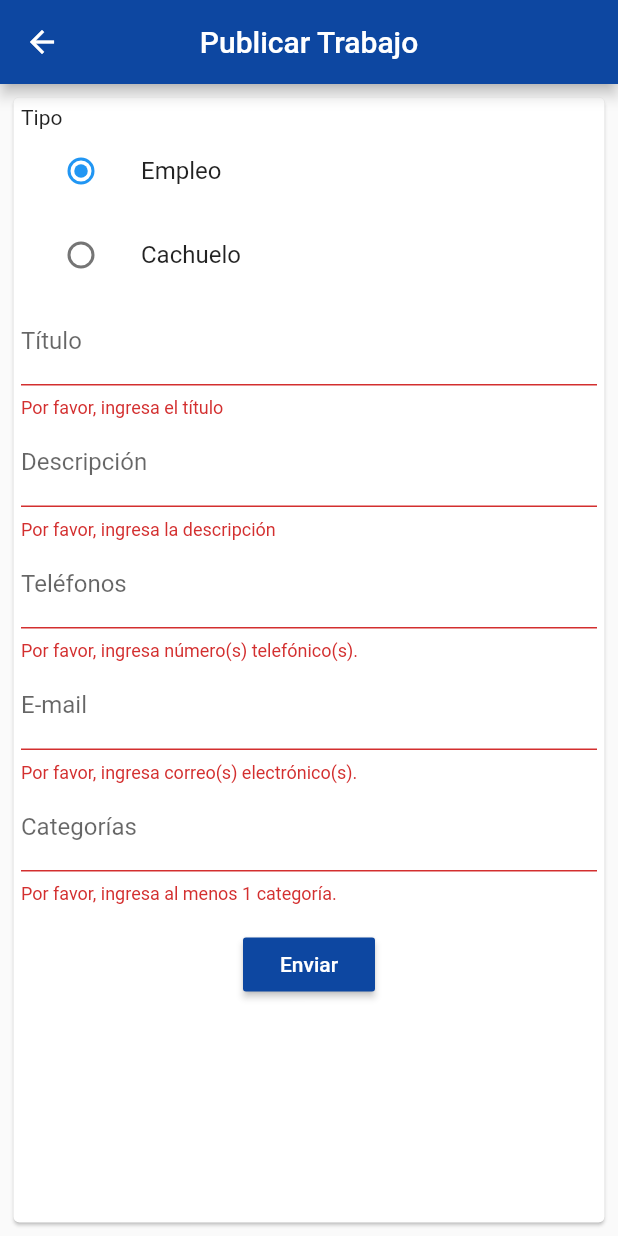
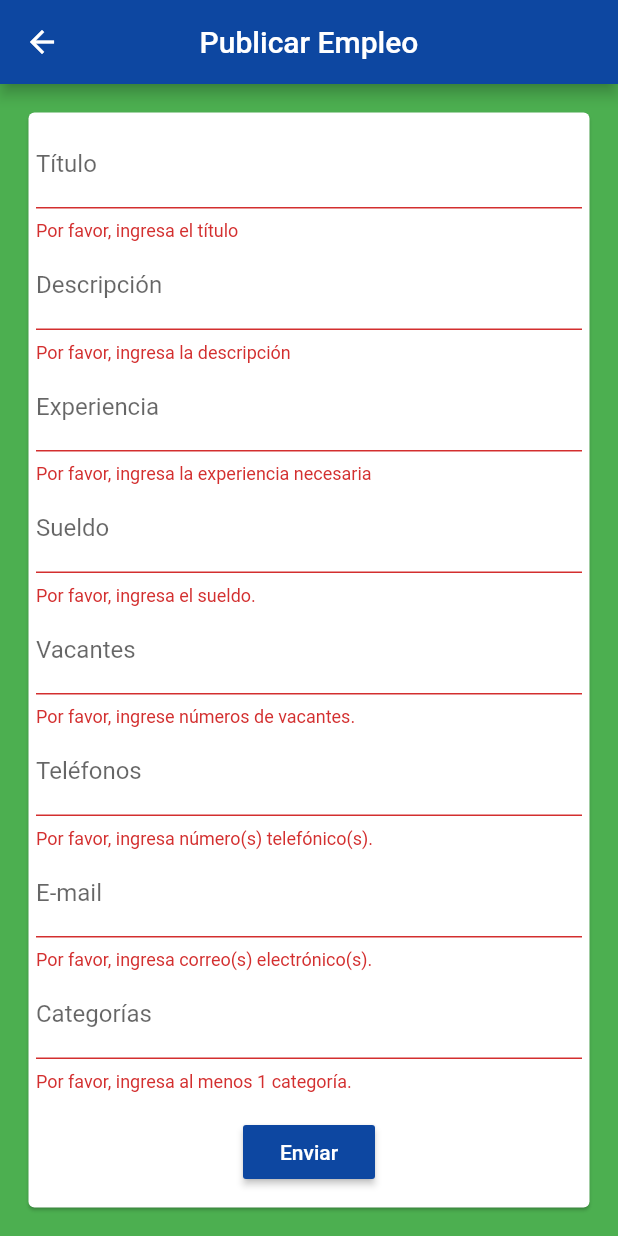
Before and after one commit to RogerAviles22/IziJob, a Flutter app: the PublicarEmpleo screen opened directly, after a tap on "Enviar", on a phone screen of 412 x 824 dp. Run offline on Flutter 3.47's test engine with Material 2 defaults, Android fonts, the phone set to English and light mode, and no system bars.

Commit message:
Agregado + campos al formulario Empleo

```diff
--- a/lib/cachuelo.dart
+++ b/lib/cachuelo.dart
@@ -21,10 +21,6 @@ class _CachueloState extends State<Cachuelo> {
       floatingActionButton: FloatingActionButton(
         backgroundColor : Colors.blue[900],
         onPressed: (){
-          Navigator.push(context,
-          MaterialPageRoute(builder: (context){
-            return PublicarEmpleo();
-          }));
 
         },
         child: const Icon(Icons.add),
--- a/lib/publicarEmpleo.dart
+++ b/lib/publicarEmpleo.dart
@@ -6,29 +6,47 @@ class PublicarEmpleo extends StatefulWidget {
   _PublicarEmpleoState createState() => _PublicarEmpleoState();
 }
 
-enum SingingCharacter { empleo, cachuelo }
+//enum SingingCharacter { empleo, cachuelo }
 
 class _PublicarEmpleoState extends State<PublicarEmpleo> {
   final _formKey = GlobalKey<FormState>();
-  SingingCharacter _character = SingingCharacter.empleo;
+  //SingingCharacter _character = SingingCharacter.empleo;
+  final globalKey = GlobalKey<ScaffoldState>();
+
+  final tf_tipo = "Empleo" ;
   final tf_titulo = TextEditingController();
+  final tf_descripcion = TextEditingController();
+  final tf_exp = TextEditingController();
+  final tf_vacantes = TextEditingController();
+  final tf_sueldo = TextEditingController();
+  final tf_telefono = TextEditingController();
+  final tf_email = TextEditingController();
+  final tf_categoria = TextEditingController();
 
   @override
-  void dispose() {
+  /*void dispose() {
     // Limpia el controlador cuando el Widget se descarte
     tf_titulo.dispose();
+    tf_descripcion.dispose();
+    tf_exp.dispose();
+    tf_vacantes.dispose();
+    tf_sueldo.dispose();
+    tf_telefono.dispose();
+    tf_email.dispose();
+    tf_categoria.dispose();
     super.dispose();
-  }
+  }*/
 
   Widget build(BuildContext context) {
     return Scaffold(
+      key: globalKey,
       appBar: AppBar(
-        title: Text('Publicar Trabajo'),
+        title: Text('Publicar Empleo'),
         backgroundColor: Colors.blue[900],
         centerTitle: true,
       ),
       body: Padding(
-        padding: const EdgeInsets.all(5.0),
+        padding: const EdgeInsets.all(15.0),
         child: Card(
           child: Padding(
             padding: const EdgeInsets.all(5.0),
@@ -36,34 +54,6 @@ class _PublicarEmpleoState extends State<PublicarEmpleo> {
               key: _formKey,
               child: ListView(
                 children: <Widget>[
-                  Text(
-                    "Tipo",
-                    textAlign: TextAlign.left,
-                  ),
-                  ListTile(
-                    title: const Text('Empleo'),
-                    leading: Radio(
-                      value: SingingCharacter.empleo,
-                      groupValue: _character,
-                      onChanged: (SingingCharacter value) {
-                        setState(() {
-                          _character = value;
-                        });
-                      },
-                    ),
-                  ),
-                  ListTile(
-                    title: const Text('Cachuelo'),
-                    leading: Radio(
-                      value: SingingCharacter.cachuelo,
-                      groupValue: _character,
-                      onChanged: (SingingCharacter value) {
-                        setState(() {
-                          _character = value;
-                        });
-                      },
-                    ),
-                  ),
                   TextFormField(
                     decoration: InputDecoration(
                         labelText: 'Título',
@@ -82,11 +72,54 @@ class _PublicarEmpleoState extends State<PublicarEmpleo> {
                     decoration: InputDecoration(
                       labelText: 'Descripción',
                       hintText:
-                          'Ej: Experiencia, sueldo, dirección, servicio...',
+                          'Ej: Señor(a) de tal edad...',
                     ),
+                    controller: tf_descripcion,
                     validator: (value) {
                       if (value.isEmpty) {
                         return 'Por favor, ingresa la descripción';
+                      }
+                      return null;
+                    },
+                  ),
+                  TextFormField(
+                    keyboardType: TextInputType.multiline,
+                    maxLines: null,
+                    decoration: InputDecoration(
+                      labelText: 'Experiencia',
+                      hintText:
+                          'Ej: Experiencia en dicho campo...',
+                    ),
+                    controller: tf_exp,
+                    validator: (value) {
+                      if (value.isEmpty) {
+                        return 'Por favor, ingresa la experiencia necesaria';
+                      }
+                      return null;
+                    },
+                  ),
+                  TextFormField(
+                    decoration: InputDecoration(
+                      labelText: 'Sueldo',
+                      hintText: 'Ingresa el posible sueldo',
+                    ),
+                    controller: tf_sueldo,
+                    validator: (value) {
+                      if (value.isEmpty) {
+                        return 'Por favor, ingresa el sueldo.';
+                      }
+                      return null;
+                    },
+                  ),
+                  TextFormField(
+                    decoration: InputDecoration(
+                      labelText: 'Vacantes',
+                      hintText: 'Ingrese números de vacantes para el puesto',
+                    ),
+                    controller: tf_vacantes,
+                    validator: (value) {
+                      if (value.isEmpty) {
+                        return 'Por favor, ingrese números de vacantes.';
                       }
                       return null;
                     },
@@ -96,6 +129,7 @@ class _PublicarEmpleoState extends State<PublicarEmpleo> {
                       labelText: 'Teléfonos',
                       hintText: 'Ingresa los números separado por comas',
                     ),
+                    controller: tf_telefono,
                     validator: (value) {
                       if (value.isEmpty) {
                         return 'Por favor, ingresa número(s) telefónico(s).';
@@ -108,6 +142,7 @@ class _PublicarEmpleoState extends State<PublicarEmpleo> {
                       labelText: 'E-mail',
                       hintText: 'Ingresa e-mails separado por comas.',
                     ),
+                    controller: tf_email,
                     validator: (value) {
                       if (value.isEmpty) {
                         return 'Por favor, ingresa correo(s) electrónico(s).';
@@ -120,6 +155,7 @@ class _PublicarEmpleoState extends State<PublicarEmpleo> {
                       labelText: 'Categorías',
                       hintText: 'Ej: cocineros, música, ingenieros...',
                     ),
+                    controller: tf_categoria,
                     validator: (value) {
                       if (value.isEmpty) {
                         return 'Por favor, ingresa al menos 1 categoría.';
@@ -138,9 +174,13 @@ class _PublicarEmpleoState extends State<PublicarEmpleo> {
                         // el formulario no es válido.
                         if (_formKey.currentState.validate()) {
                           // Si el formulario es válido, queremos mostrar un Snackbar
-                          Scaffold.of(context).showSnackBar(
-                              SnackBar(content: Text('Processing Data')));
+                          final snackBar = SnackBar(content: Text('Empleo Publicado'));
+                          globalKey.currentState.showSnackBar(snackBar);
+                          //Navigator.pop(context);
+                          /*Scaffold.of(context).showSnackBar(
+                              SnackBar(content: Text('Processing Data')));*/
                         }
+                        print(tf_descripcion);
                       },
                       child: Text('Enviar'),
                     )),
@@ -151,6 +191,7 @@ class _PublicarEmpleoState extends State<PublicarEmpleo> {
           ),
         ),
       ),
+      backgroundColor : Colors.green,
     );
   }
 }
```
